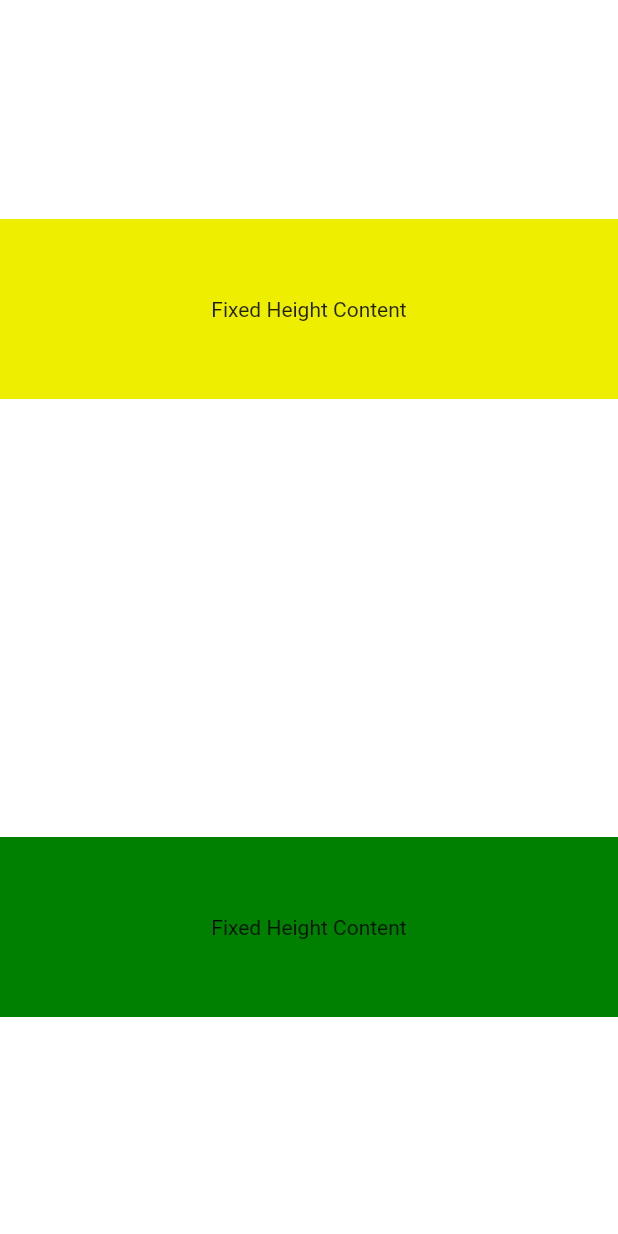
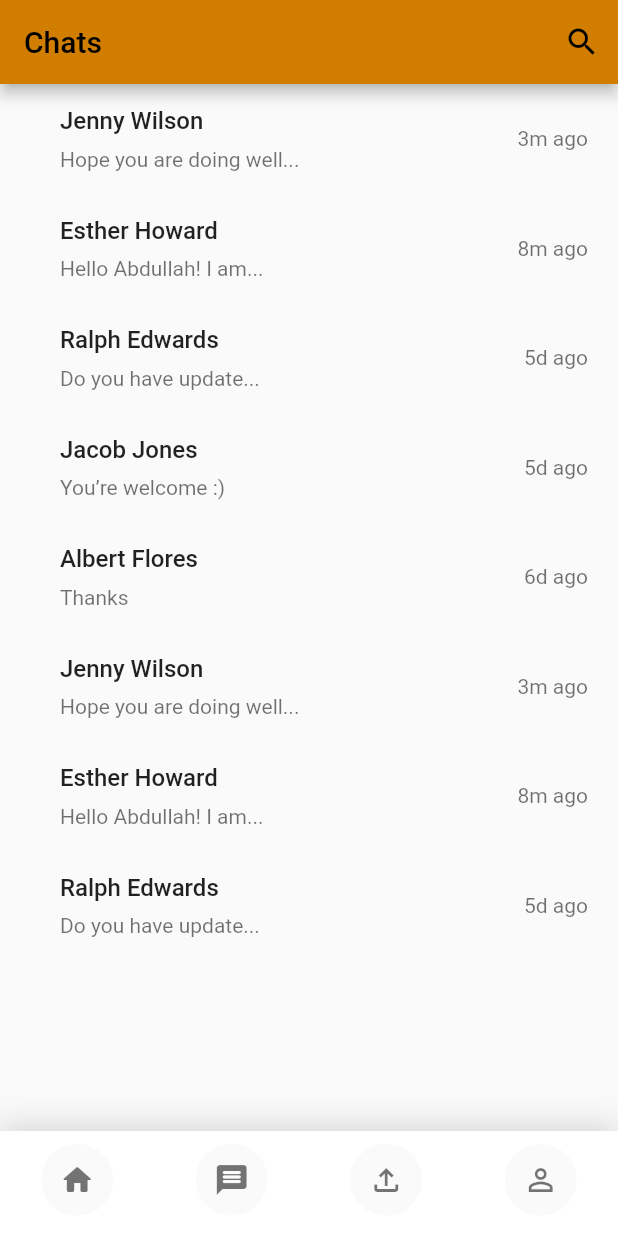
Before and after one commit to danishhafeez322/Flutter-Project, a Flutter app: the screen it shows after launch, item 2 of the bottom bar chosen, on a phone screen of 412 x 824 dp. Run offline on Flutter 3.47's test engine with Material 2 defaults, Android fonts, the phone set to English and light mode, and no system bars; our stand-ins replace badges, carousel_slider, firebase_core, google_maps_flutter, image_picker; missing offline and left inert: kartal; accounts and stored records are empty; network calls fail.

Commit message:
adding chat interface

```diff
--- a/lib/core/constant/app_color.dart
+++ b/lib/core/constant/app_color.dart
@@ -3,4 +3,6 @@ import 'package:flutter/material.dart';
 class AppColors {
   static const loginColor = Color(0xFF1317DD);
   static const uploadColor = Color.fromARGB(255, 19, 221, 80);
+  static const chatColor = Color.fromARGB(255, 209, 125, 0);
+  static const chatTextColor = Color.fromARGB(255, 189, 142, 71);
 }
--- /dev/null
+++ b/lib/core/constant/constants.dart
@@ -0,0 +1,10 @@
+import 'package:flutter/material.dart';
+
+const kPrimaryColor = Color(0xFF00BF6D);
+const kSecondaryColor = Color(0xFFFE9901);
+const kContentColorLightTheme = Color(0xFF1D1D35);
+const kContentColorDarkTheme = Color(0xFFF5FCF9);
+const kWarninngColor = Color(0xFFF3BB1C);
+const kErrorColor = Color(0xFFF03738);
+
+const kDefaultPadding = 20.0;
--- /dev/null
+++ b/lib/models/Chat.dart
@@ -0,0 +1,71 @@
+class Chat {
+  final String name, lastMessage, image, time;
+  final bool isActive;
+
+  Chat({
+    required this.name,
+    required this.lastMessage,
+    required this.image,
+    required this.time,
+    required this.isActive,
+  });
+}
+
+List chatsData = [
+  Chat(
+    name: "Jenny Wilson",
+    lastMessage: "Hope you are doing well...",
+    image: "assets/images/user.png",
+    time: "3m ago",
+    isActive: false,
+  ),
+  Chat(
+    name: "Esther Howard",
+    lastMessage: "Hello Abdullah! I am...",
+    image: "assets/images/user_2.png",
+    time: "8m ago",
+    isActive: true,
+  ),
+  Chat(
+    name: "Ralph Edwards",
+    lastMessage: "Do you have update...",
+    image: "assets/images/user_3.png",
+    time: "5d ago",
+    isActive: false,
+  ),
+  Chat(
+    name: "Jacob Jones",
+    lastMessage: "You’re welcome :)",
+    image: "assets/images/user_4.png",
+    time: "5d ago",
+    isActive: true,
+  ),
+  Chat(
+    name: "Albert Flores",
+    lastMessage: "Thanks",
+    image: "assets/images/user_5.png",
+    time: "6d ago",
+    isActive: false,
+  ),
+  Chat(
+    name: "Jenny Wilson",
+    lastMessage: "Hope you are doing well...",
+    image: "assets/images/user.png",
+    time: "3m ago",
+    isActive: false,
+  ),
+  Chat(
+    name: "Esther Howard",
+    lastMessage: "Hello Abdullah! I am...",
+    image: "assets/images/user_2.png",
+    time: "8m ago",
+    isActive: true,
+  ),
+  Chat(
+    name: "Ralph Edwards",
+    lastMessage: "Do you have update...",
+    image: "assets/images/user_3.png",
+    time: "5d ago",
+    isActive: false,
+  ),
+];
--- /dev/null
+++ b/lib/models/ChatMessage.dart
@@ -0,0 +1,63 @@
+import 'package:flutter/material.dart';
+
+enum ChatMessageType { text, image }
+enum MessageStatus { not_sent, not_view, viewed }
+
+class ChatMessage {
+  final String text;
+  final ChatMessageType messageType;
+  final MessageStatus messageStatus;
+  final bool isSender;
+
+  ChatMessage({
+    required this.text,
+    required this.messageType,
+    required this.messageStatus,
+    required this.isSender,
+  });
+}
+
+List demeChatMessages = [
+  ChatMessage(
+    text: "Hi Sajol,",
+    messageType: ChatMessageType.text,
+    messageStatus: MessageStatus.viewed,
+    isSender: false,
+  ),
+  ChatMessage(
+    text: "Hello, How are you?",
+    messageType: ChatMessageType.text,
+    messageStatus: MessageStatus.viewed,
+    isSender: true,
+  ),
+  ChatMessage(
+    text: "Another message",
+    messageType: ChatMessageType.text,
+    messageStatus: MessageStatus.viewed,
+    isSender: false,
+  ),
+  ChatMessage(
+    text: "",
+    messageType: ChatMessageType.image,
+    messageStatus: MessageStatus.viewed,
+    isSender: true,
+  ),
+  ChatMessage(
+    text: "Error happend",
+    messageType: ChatMessageType.text,
+    messageStatus: MessageStatus.not_sent,
+    isSender: true,
+  ),
+  ChatMessage(
+    text: "This looks great man!!",
+    messageType: ChatMessageType.text,
+    messageStatus: MessageStatus.viewed,
+    isSender: false,
+  ),
+  ChatMessage(
+    text: "Glad you like it",
+    messageType: ChatMessageType.text,
+    messageStatus: MessageStatus.not_view,
+    isSender: true,
+  ),
+];
--- a/lib/pages/categorybottombar.dart
+++ b/lib/pages/categorybottombar.dart
@@ -2,6 +2,7 @@ import 'package:flutter/material.dart';
 import 'package:mad_project/pages/New%20Arrival.dart';
 import 'package:mad_project/pages/settings.dart';
 import 'package:mad_project/pages/upload.dart';
+import 'package:mad_project/screens/chats/chats_screen.dart';
 
 import '../helper/utils.dart';
 import '../main.dart';
@@ -43,7 +44,7 @@ class CategoryBottomBar extends StatelessWidget {
                 icon: const Icon(Icons.message_rounded, color: Colors.black54),
                 onPressed: () {
                   Navigator.push(context,
-                      MaterialPageRoute(builder: (context) => MyApp()));
+                      MaterialPageRoute(builder: (context) => ChatsScreen()));
                 },
               ),
             ),
--- /dev/null
+++ b/lib/screens/chats/chats_screen.dart
@@ -0,0 +1,43 @@
+
+import 'package:flutter/material.dart';
+import 'package:mad_project/core/constant/app_color.dart';
+import 'package:mad_project/pages/categorybottombar.dart';
+import '../../core/constant/constants.dart';
+import '../chats/components/body.dart';
+
+class ChatsScreen extends StatefulWidget {
+  const ChatsScreen({Key? key}) : super(key: key);
+
+  @override
+  State<ChatsScreen> createState() => _ChatsScreenState();
+}
+
+class _ChatsScreenState extends State<ChatsScreen> {
+
+  @override
+  Widget build(BuildContext context) {
+    return Scaffold(
+      appBar: buildAppBar(),
+      body:  Body(),
+      bottomNavigationBar: CategoryBottomBar(),
+    );
+  }
+
+  AppBar buildAppBar() {
+    return AppBar(
+      automaticallyImplyLeading: false,
+      backgroundColor: AppColors.chatColor,
+      title: const Text(
+        "Chats",
+        style: TextStyle(color: Colors.black),
+      ),
+      actions: [
+        IconButton(
+          onPressed: () {},
+          icon: const Icon(Icons.search),
+          color: Colors.black,
+        )
+      ],
+    );
+  }
+}
--- /dev/null
+++ b/lib/screens/chats/components/body.dart
@@ -0,0 +1,56 @@
+
+import 'package:flutter/material.dart';
+
+import '../../../models/Chat.dart';
+import '../../messages/messages_screen.dart';
+import 'chat_card.dart';
+
+class Body extends StatelessWidget {
+  @override
+  Widget build(BuildContext context) {
+    return Column(
+      children: [
+        // Container(
+        //   padding: const EdgeInsets.fromLTRB(
+        //     kDefaultPadding,
+        //     0,
+        //     kDefaultPadding,
+        //     kDefaultPadding,
+        //   ),
+        //   color: kPrimaryColor,
+        //   child: Row(
+        //     children: [
+        //       FillOutlineButton(
+        //         press: () {},
+        //         text: "Recent Message",
+        //       ),
+        //       const SizedBox(
+        //         width: kDefaultPadding,
+        //       ),
+        //       FillOutlineButton(
+        //         press: () {},
+        //         text: "Active",
+        //         isFilled: false,
+        //       ),
+        //     ],
+        //   ),
+        // ),
+        Expanded(
+          child: ListView.builder(
+              itemCount: chatsData.length,
+              itemBuilder: (context, index) => ChatCard(
+                    press: () {
+                      Navigator.push(
+                        context,
+                        MaterialPageRoute(
+                          builder: (context) => MessagesScreen(),
+                        ),
+                      );
+                    },
+                    chat: chatsData[index],
+                  )),
+        ),
+      ],
+    );
+  }
+}
--- /dev/null
+++ b/lib/screens/chats/components/chat_card.dart
@@ -0,0 +1,86 @@
+import 'package:flutter/material.dart';
+
+import '../../../core/constant/constants.dart';
+import '../../../models/Chat.dart';
+
+class ChatCard extends StatelessWidget {
+  const ChatCard({Key? key, required this.chat, required this.press})
+      : super(key: key);
+  final Chat chat;
+  final VoidCallback press;
+
+  @override
+  Widget build(BuildContext context) {
+    return InkWell(
+      onTap: press,
+      child: Padding(
+        padding: const EdgeInsets.symmetric(
+            horizontal: kDefaultPadding, vertical: kDefaultPadding * 0.75),
+        child: Row(
+          children: [
+            // Stack(
+            //   children: [
+            //     CircleAvatar(
+            //       radius: 24,
+            //       backgroundImage: AssetImage(
+            //         chat.image,
+            //       ),
+            //     ),
+            //     if (chat.isActive)
+            //       Positioned(
+            //         right: 0,
+            //         bottom: 0,
+            //         child: Container(
+            //           height: 16,
+            //           width: 16,
+            //           decoration: BoxDecoration(
+            //             color: kPrimaryColor,
+            //             shape: BoxShape.circle,
+            //             border: Border.all(
+            //               color: Theme.of(context).scaffoldBackgroundColor,
+            //               width: 3,
+            //             ),
+            //           ),
+            //         ),
+            //       )
+            //   ],
+            // ),
+            Expanded(
+              child: Padding(
+                padding:
+                    const EdgeInsets.symmetric(horizontal: kDefaultPadding),
+                child: Column(
+                  crossAxisAlignment: CrossAxisAlignment.start,
+                  children: [
+                    Text(
+                      chat.name,
+                      style: const TextStyle(
+                        fontWeight: FontWeight.w500,
+                        fontSize: 16,
+                      ),
+                    ),
+                    const SizedBox(
+                      height: 8,
+                    ),
+                    Opacity(
+                      opacity: 0.64,
+                      child: Text(
+                        chat.lastMessage,
+                        maxLines: 1,
+                        overflow: TextOverflow.ellipsis,
+                      ),
+                    ),
+                  ],
+                ),
+              ),
+            ),
+            Opacity(
+              opacity: 0.64,
+              child: Text(chat.time),
+            ),
+          ],
+        ),
+      ),
+    );
+  }
+}
```
Also changed, not shown: lib/screens/messages/components/body.dart (added, +32 -0 lines), lib/screens/messages/components/chatInput_field.dart (added, +72 -0 lines), lib/screens/messages/components/message.dart (added, +89 -0 lines), lib/screens/messages/components/text_message.dart (added, +34 -0 lines), lib/screens/messages/messages_screen.dart (added, +57 -0 lines).
